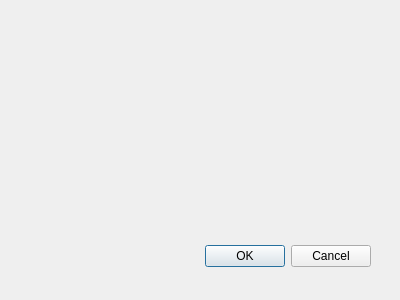
Qt form quadratBuilder_dialog_base.ui (Chris-Robertson/quadratBuilder) before a commit.
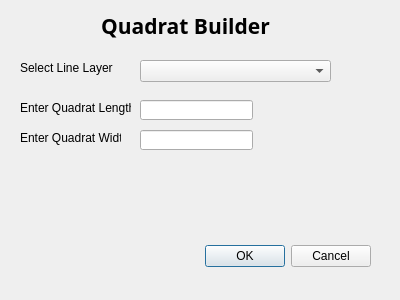
The same form after that commit.

Commit message: Added all layers to dropdown and sets active layer from selection

```diff
--- a/quadratBuilder_dialog_base.ui
+++ b/quadratBuilder_dialog_base.ui
@@ -28,6 +28,100 @@
     <set>QDialogButtonBox::Cancel|QDialogButtonBox::Ok</set>
    </property>
   </widget>
+  <widget class="QComboBox" name="lineSelect">
+   <property name="geometry">
+    <rect>
+     <x>140</x>
+     <y>60</y>
+     <width>191</width>
+     <height>22</height>
+    </rect>
+   </property>
+  </widget>
+  <widget class="QLineEdit" name="qLengthInput">
+   <property name="geometry">
+    <rect>
+     <x>140</x>
+     <y>100</y>
+     <width>113</width>
+     <height>20</height>
+    </rect>
+   </property>
+  </widget>
+  <widget class="QLabel" name="label">
+   <property name="geometry">
+    <rect>
+     <x>20</x>
+     <y>60</y>
+     <width>101</width>
+     <height>16</height>
+    </rect>
+   </property>
+   <property name="text">
+    <string>Select Line Layer</string>
+   </property>
+  </widget>
+  <widget class="QLineEdit" name="qWidthInput">
+   <property name="geometry">
+    <rect>
+     <x>140</x>
+     <y>130</y>
+     <width>113</width>
+     <height>20</height>
+    </rect>
+   </property>
+  </widget>
+  <widget class="QLabel" name="label_2">
+   <property name="geometry">
+    <rect>
+     <x>20</x>
+     <y>100</y>
+     <width>111</width>
+     <height>16</height>
+    </rect>
+   </property>
+   <property name="text">
+    <string>Enter Quadrat Length</string>
+   </property>
+  </widget>
+  <widget class="QLabel" name="label_3">
+   <property name="geometry">
+    <rect>
+     <x>20</x>
+     <y>130</y>
+     <width>101</width>
+     <height>16</height>
+    </rect>
+   </property>
+   <property name="text">
+    <string>Enter Quadrat Width</string>
+   </property>
+  </widget>
+  <widget class="QLabel" name="label_4">
+   <property name="geometry">
+    <rect>
+     <x>40</x>
+     <y>10</y>
+     <width>291</width>
+     <height>31</height>
+    </rect>
+   </property>
+   <property name="font">
+    <font>
+     <family>Trebuchet MS</family>
+     <pointsize>16</pointsize>
+     <weight>75</weight>
+     <bold>true</bold>
+     <underline>false</underline>
+    </font>
+   </property>
+   <property name="text">
+    <string>Quadrat Builder</string>
+   </property>
+   <property name="alignment">
+    <set>Qt::AlignCenter</set>
+   </property>
+  </widget>
  </widget>
  <resources/>
  <connections>
```
Left out of the diff: 41 changed lines with no effect on the pictures. The commit also changes 6 other files.
